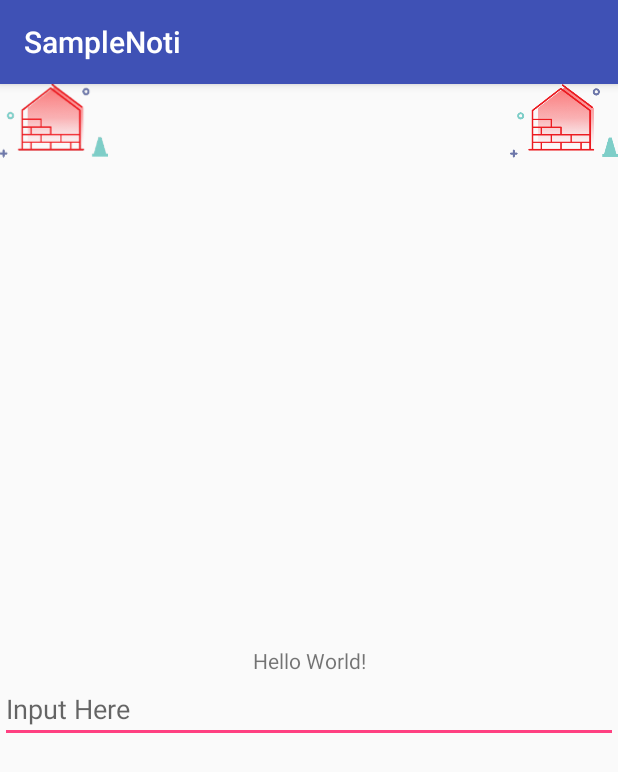
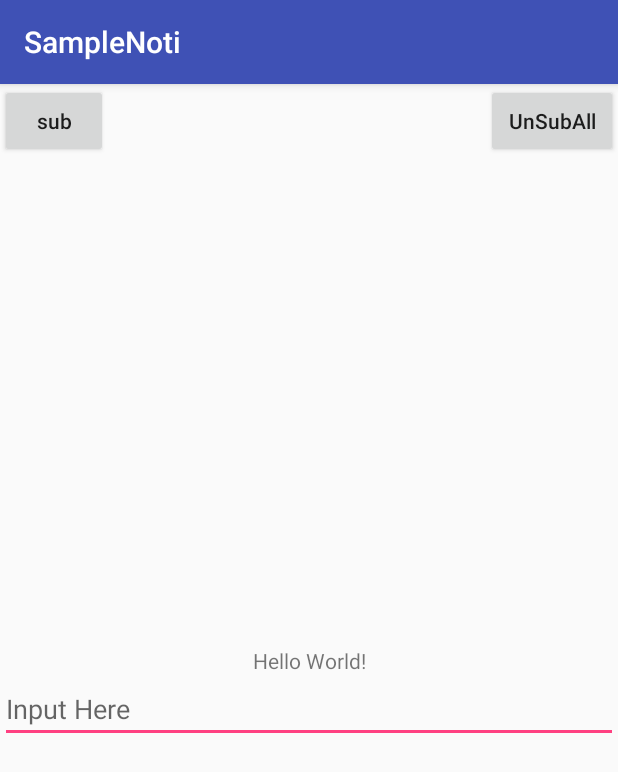
Before and after one commit to arm19jong/SampleNoti, an Android app: the screen it shows after launch (MainActivity), on a phone screen of 412 x 824 dp. Shown: the top 772 px of the screen. Run offline under Robolectric (Android 15) with nearby library versions, the phone set to English and light mode, and no system bars.

Commit message:
เพิ่มปุ่ม sub, unSub

```diff
--- a/app/src/main/java/com/jongzazaal/samplenoti/MainActivity.kt
+++ b/app/src/main/java/com/jongzazaal/samplenoti/MainActivity.kt
@@ -2,14 +2,30 @@ package com.jongzazaal.samplenoti
 
 import android.support.v7.app.AppCompatActivity
 import android.os.Bundle
+import com.google.firebase.iid.FirebaseInstanceId
 import com.google.firebase.messaging.FirebaseMessaging
+import kotlinx.android.synthetic.main.activity_main.*
+import java.io.IOException
 
 class MainActivity : AppCompatActivity() {
+    var topic: String = "alls"
 
     override fun onCreate(savedInstanceState: Bundle?) {
         super.onCreate(savedInstanceState)
         setContentView(R.layout.activity_main)
-        FirebaseMessaging.getInstance().subscribeToTopic("alls")
 
+        sub.setOnClickListener {
+            FirebaseMessaging.getInstance().subscribeToTopic(topic)
+        }
+
+        unSubAll.setOnClickListener {
+            Thread(Runnable {
+                try {
+                    FirebaseInstanceId.getInstance().deleteInstanceId()
+                } catch (e: IOException) {
+                    e.printStackTrace()
+                }
+            }).start()
+        }
     }
 }
--- a/app/src/main/java/com/jongzazaal/samplenoti/NotificationCheckActivity.kt
+++ /dev/null
@@ -1,6 +0,0 @@
-package com.jongzazaal.samplenoti
-
-import android.support.v7.app.AppCompatActivity
-
-class NotificationCheckActivity:AppCompatActivity() {
-}
--- a/app/src/main/res/layout/activity_main.xml
+++ b/app/src/main/res/layout/activity_main.xml
@@ -15,16 +15,20 @@
         app:layout_constraintLeft_toLeftOf="parent"
         app:layout_constraintRight_toRightOf="parent"
         app:layout_constraintTop_toTopOf="parent" />
-    <ImageView
+    <Button
+        android:id="@+id/sub"
         android:layout_width="72dp"
         android:layout_height="49dp"
-        android:src="@drawable/ico_newbuilt"
+        android:text="sub"
+        android:textAllCaps="false"
         />
-    <ImageView
-        android:layout_width="72dp"
+    <Button
+        android:id="@+id/unSubAll"
+        android:layout_width="wrap_content"
         android:layout_height="49dp"
-        android:src="@drawable/ico_newbuilt_m"
+        android:text="UnSubAll"
         app:layout_constraintEnd_toEndOf="parent"
+        android:textAllCaps="false"
         />
     <EditText
         android:layout_width="0dp"
```
